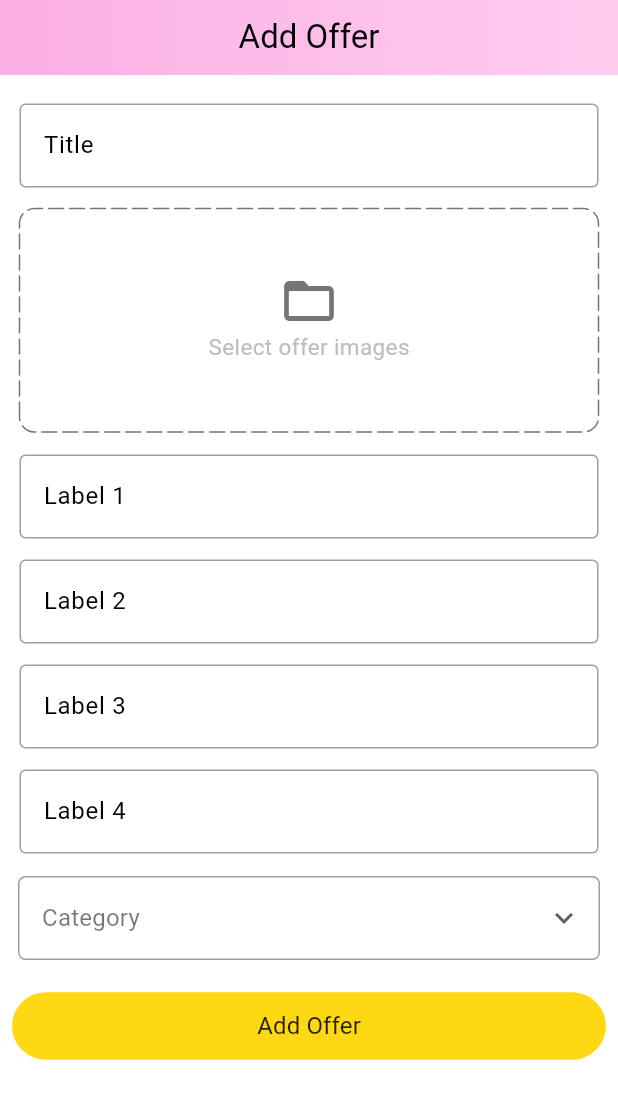
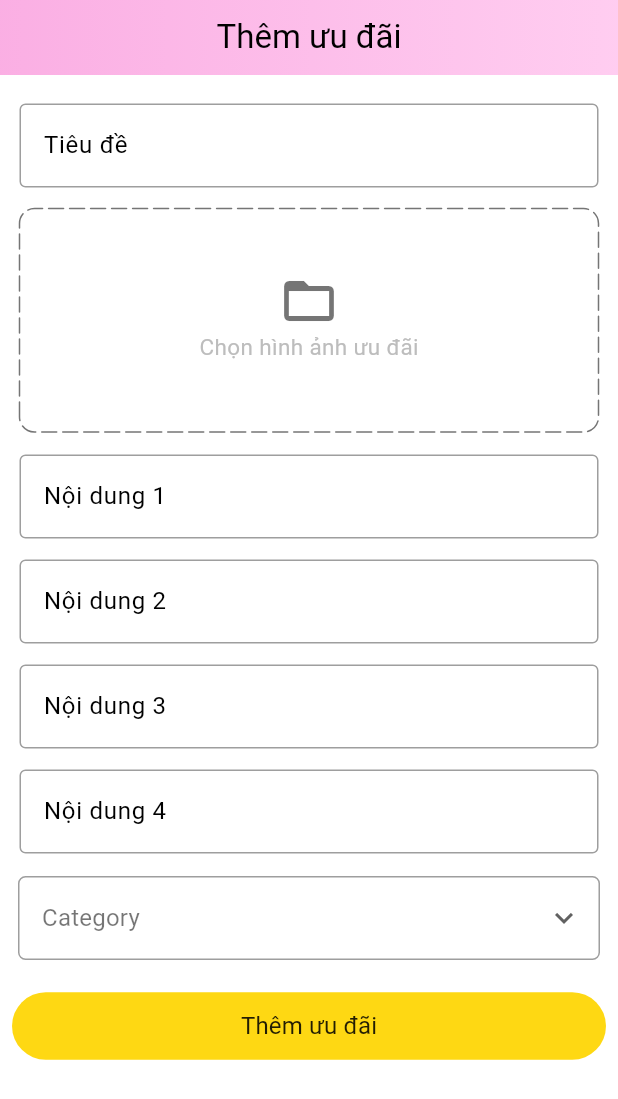
Before and after one commit to mydeptrai2107/app, a Flutter app: the AdminAddOfferScreen screen opened by its route, on a phone screen of 412 x 824 dp. Shown: the top 1099 px of the screen. Run offline on Flutter 3.47's test engine with Material 3 defaults, Android fonts, the phone set to English and light mode, and no system bars; drawn by our look-alikes of dotted_border; our stand-ins replace bloc, cached_network_image, carousel_slider, equatable, file_picker, flutter_bloc and 6 more; missing offline and left inert: camera_camera, cloudinary_public, coupon_uikit, pay; accounts and stored records are empty; network calls fail; Roboto replaces fonts that are missing (AmazonEmber).

Commit message:
update localize

```diff
--- a/lib/src/data/repositories/admin_repository.dart
+++ b/lib/src/data/repositories/admin_repository.dart
@@ -285,7 +285,7 @@ class AdminRepository {
       if (res.statusCode == 200) {
         var resDecoded = jsonDecode(res.body);
 
-        totalEarnings = resDecoded['totalEarnings'];
+        totalEarnings = resDecoded['totalEarnings'] / 1.0;
 
         sales = [
           Sales('Mobiles', resDecoded['mobileEarnings'].toDouble() ?? 0),
--- a/lib/src/presentation/views/admin/admin_add_offer_screen.dart
+++ b/lib/src/presentation/views/admin/admin_add_offer_screen.dart
@@ -36,7 +36,7 @@ class AdminAddOfferScreen extends StatelessWidget {
           flexibleSpace: Container(
             decoration: const BoxDecoration(gradient: Constants.appBarGradient),
           ),
-          title: const Text('Add Offer'),
+          title: const Text('Thêm ưu đãi'),
         ),
       ),
       body: SingleChildScrollView(
@@ -48,7 +48,7 @@ class AdminAddOfferScreen extends StatelessWidget {
 
             if (state is AdminAddFourImageOfferSuccessS) {
               Navigator.pop(context);
-              showSnackBar(context, 'Offer added successfully!');
+              showSnackBar(context, 'Ưu đãi đã được thêm thành công!');
             }
           },
           builder: (context, state) {
@@ -63,7 +63,7 @@ class AdminAddOfferScreen extends StatelessWidget {
                       SizedBox(
                         height: 8,
                       ),
-                      Text('Adding offer...')
+                      Text('Đang thêm ưu đãi...')
                     ],
                   ),
                 ),
@@ -78,7 +78,7 @@ class AdminAddOfferScreen extends StatelessWidget {
                     children: [
                       CustomTextfield(
                         controller: titleController,
-                        hintText: 'Title',
+                        hintText: 'Tiêu đề',
                       ),
                       const SizedBox(
                         height: 4,
@@ -87,7 +87,8 @@ class AdminAddOfferScreen extends StatelessWidget {
                           AdminAddProductsImagesState>(
                         listener: (context, state) {
                           if (state is AdminAddProductsErrorS) {
-                            showSnackBar(context, 'Please add offer images');
+                            showSnackBar(
+                                context, 'Vui lòng thêm hình ảnh ưu đãi');
                           }
                         },
                         builder: (context, state) {
@@ -174,7 +175,7 @@ class AdminAddOfferScreen extends StatelessWidget {
                                         size: 40,
                                         color: Colors.black54,
                                       ),
-                                      Text('Select offer images',
+                                      Text('Chọn hình ảnh ưu đãi',
                                           style: TextStyle(
                                               fontSize: 15,
                                               color: Colors.grey.shade400))
@@ -191,28 +192,28 @@ class AdminAddOfferScreen extends StatelessWidget {
                       ),
                       CustomTextfield(
                         controller: label1Controller,
-                        hintText: 'Label 1',
+                        hintText: 'Nội dung 1',
                       ),
                       const SizedBox(
                         height: 4,
                       ),
                       CustomTextfield(
                         controller: label2Controller,
-                        hintText: 'Label 2',
+                        hintText: 'Nội dung 2',
                       ),
                       const SizedBox(
                         height: 4,
                       ),
                       CustomTextfield(
                         controller: label3Controller,
-                        hintText: 'Label 3',
+                        hintText: 'Nội dung 3',
                       ),
                       const SizedBox(
                         height: 4,
                       ),
                       CustomTextfield(
                         controller: label4Controller,
-                        hintText: 'Label 4',
+                        hintText: 'Nội dung 4',
                       ),
                       const SizedBox(
                         height: 10,
@@ -229,7 +230,8 @@ class AdminAddOfferScreen extends StatelessWidget {
                                 currentCategory: state.category,
                                 valueStyle: const TextStyle(
                                   color: Colors.black,
-                                    fontWeight: FontWeight.normal),
+                                  fontWeight: FontWeight.normal,
+                                ),
                               );
                             } else {
                               return CustomDropDown(
@@ -245,7 +247,7 @@ class AdminAddOfferScreen extends StatelessWidget {
                         height: 20,
                       ),
                       CustomElevatedButton(
-                        buttonText: 'Add Offer',
+                        buttonText: 'Thêm ưu đãi',
                         onPressed: () async {
                           try {
                             List<File> imagesList = context
@@ -272,15 +274,20 @@ class AdminAddOfferScreen extends StatelessWidget {
                                     label2: label2Controller.text,
                                     label3: label3Controller.text,
                                     label4: label4Controller.text,
-                                      category: category);
+                                    category: category,
+                                  );
                             } else {
-                              showSnackBar(context,
-                                  'Error! please make sure you have filled form correctly!');
+                              showSnackBar(
+                                context,
+                                'Lỗi! hãy chắc chắn rằng bạn đã điền vào mẫu một cách chính xác!',
+                              );
                             }
                           } catch (e) {
                             if (context.mounted) {
                               showSnackBar(
-                                  context, 'Please fill the form correctly!');
+                                context,
+                                'Vui lòng điền vào mẫu một cách chính xác!',
+                              );
                             }
                           }
                         },
--- a/lib/src/presentation/views/admin/admin_analytics_screen.dart
+++ b/lib/src/presentation/views/admin/admin_analytics_screen.dart
@@ -35,7 +35,7 @@ class AdminAnalyticsScreen extends StatelessWidget {
                   height: 10,
                 ),
                 Text(
-                  'Total Earnings - đ${formatLakhs(state.totalEarnings)}',
+                  'Tổng thu nhập - ${formatLakhs(state.totalEarnings)} đồng',
                   style: const TextStyle(
                       fontSize: 20, fontWeight: FontWeight.bold),
                 ),
--- a/lib/src/presentation/views/admin/admin_bottom_bar.dart
+++ b/lib/src/presentation/views/admin/admin_bottom_bar.dart
@@ -109,7 +109,7 @@ class AdminBottomBar extends StatelessWidget {
                     ),
                     page: 0,
                     index: state.index,
-                    label: 'Home'),
+                    label: 'Trang chủ'),
                 bottomNavBarItem(
                     icon: const Icon(
                       Icons.analytics_outlined,
@@ -117,7 +117,7 @@ class AdminBottomBar extends StatelessWidget {
                     ),
                     page: 1,
                     index: state.index,
-                    label: 'Analytics'),
+                    label: 'Phân tích'),
                 bottomNavBarItem(
                     icon: const Icon(
                       Icons.featured_video_outlined,
@@ -125,7 +125,7 @@ class AdminBottomBar extends StatelessWidget {
                     ),
                     page: 2,
                     index: state.index,
-                    label: 'Offers'),
+                    label: 'Ưu đãi'),
                 bottomNavBarItem(
                     icon: const Icon(
                       Icons.local_shipping_outlined,
@@ -133,7 +133,7 @@ class AdminBottomBar extends StatelessWidget {
                     ),
                     page: 3,
                     index: state.index,
-                    label: 'Orders'),
+                    label: 'Đơn đặt'),
               ],
             ),
           ),
--- a/lib/src/presentation/views/admin/admin_offers_screen.dart
+++ b/lib/src/presentation/views/admin/admin_offers_screen.dart
@@ -38,7 +38,7 @@ class AdminOffersScreen extends StatelessWidget {
                     child: SizedBox(
                       width: double.infinity,
                       child: Text(
-                        'Total ${state.fourImagesOfferList.length} Offers',
+                        'Tổng số ưu đãi  ${state.fourImagesOfferList.length}',
                         style: const TextStyle(
                             fontSize: 16, fontWeight: FontWeight.bold),
                       ),
--- a/lib/src/presentation/views/admin/admin_orders_screen.dart
+++ b/lib/src/presentation/views/admin/admin_orders_screen.dart
@@ -40,7 +40,7 @@ class AdminOrdersScreen extends StatelessWidget {
                       padding: const EdgeInsets.all(8),
                       margin: const EdgeInsets.symmetric(vertical: 4),
                       child: Text(
-                        'Total ${state.ordersList.length} Orders',
+                        'Tổng số đơn hàng  ${state.ordersList.length}',
                         style: const TextStyle(
                             fontSize: 16, fontWeight: FontWeight.bold),
                       ),
--- a/lib/src/presentation/widgets/home/multi_image_offer.dart
+++ b/lib/src/presentation/widgets/home/multi_image_offer.dart
@@ -95,7 +95,7 @@ class MultiImageOffer extends StatelessWidget {
                 child: GestureDetector(
                   onTap: () => goToCateogryDealsScreen(),
                   child: Text(
-                    'See all offers',
+                    'Xem tất cả ưu đãi',
                     style: TextStyle(color: Constants.selectedNavBarColor),
                   ),
                 ),
--- a/lib/src/utils/utils.dart
+++ b/lib/src/utils/utils.dart
@@ -77,7 +77,7 @@ String formatPriceWithDecimal(num price) {
 }
 
 String formatLakhs(int lakhs) {
-  final formatter = NumberFormat.compact(locale: 'en_IN');
+  final formatter = NumberFormat.compact(locale: 'vi_VN');
   final String formattedAmount = formatter.format(lakhs);
   return formattedAmount;
 }
```
Also changed, not shown: lib/src/config/router/router.dart (+8 -4 lines), lib/src/presentation/views/admin/admin_add_product_screen.dart (+34 -1 lines), lib/src/presentation/views/admin/admin_category_products_screen.dart (+7 -2 lines), lib/src/presentation/views/admin/admin_home_screen.dart (+8 -3 lines). Lines whose indentation alone changed are shown as unchanged.
